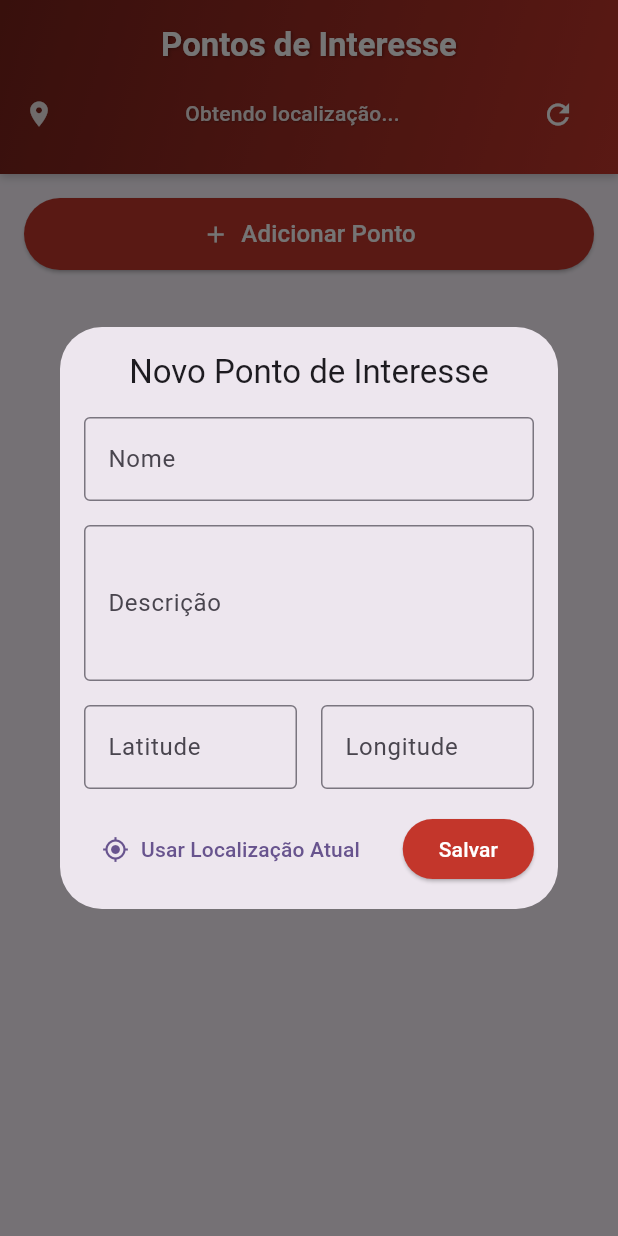
After one commit to jeanarthur/pontos_de_interesse, a Flutter app: the screen it shows after launch, after a tap on "Adicionar Ponto", on a phone screen of 412 x 824 dp. The commit adds this screen. Run offline on Flutter 3.47's test engine with Material 3 defaults, Android fonts, the phone set to English and light mode, and no system bars; our stand-ins replace geolocator, shared_preferences.

Commit message:
adicao telas de listagem e adicao de pontos e seu respectivos services

```diff
--- a/lib/components/header.dart
+++ b/lib/components/header.dart
@@ -4,8 +4,13 @@ import '../services/geolocator_manager.dart';
 
 class Header extends StatefulWidget implements PreferredSizeWidget {
   final String titlePlaceholder;
+  final Function(Position)? onLocationUpdate;
 
-  const Header({super.key, this.titlePlaceholder = 'Pontos de interesse'});
+  const Header({
+    super.key,
+    this.titlePlaceholder = 'Pontos de interesse',
+    this.onLocationUpdate,
+  });
 
   @override
   Size get preferredSize => const Size.fromHeight(120);
@@ -31,6 +36,7 @@ class _HeaderState extends State<Header> {
       setState(() {
         currentPosition = position;
       });
+      widget.onLocationUpdate?.call(position);
     } catch (e) {
       // Você pode adicionar um tratamento de erro mais específico aqui se desejar
       debugPrint('Erro ao obter localização: $e');
--- a/lib/main.dart
+++ b/lib/main.dart
@@ -1,7 +1,12 @@
 import 'package:flutter/material.dart';
-import 'components/header.dart';
+import 'package:shared_preferences/shared_preferences.dart';
+import 'screens/interest_points_screen.dart';
+import 'package:flutter_web_plugins/flutter_web_plugins.dart';
 
-void main() {
+void main() async {
+  WidgetsFlutterBinding.ensureInitialized();
+  usePathUrlStrategy();
+  await SharedPreferences.getInstance();
   runApp(const MyApp());
 }
 
@@ -29,11 +34,6 @@ class Main extends StatefulWidget {
 class _MainState extends State<Main> {
   @override
   Widget build(BuildContext context) {
-    return Scaffold(
-      appBar: Header(
-        titlePlaceholder: 'Pontos de Interesse'
-      ),
-      body: const Center(child: Text('Hello, World!')),
-    );
+    return const InterestPointsScreen();
   }
 }
--- /dev/null
+++ b/lib/screens/interest_points_screen.dart
@@ -0,0 +1,240 @@
+import 'package:flutter/material.dart';
+import '../components/header.dart';
+import '../models/ponto_interesse.dart';
+import '../services/geolocator_manager.dart';
+import 'package:geolocator/geolocator.dart';
+import '../services/interest_points_manager.dart';
+import '../screens/register_point_screen.dart';
+
+class InterestPointsScreen extends StatefulWidget {
+  const InterestPointsScreen({super.key});
+
+  @override
+  State<InterestPointsScreen> createState() => _InterestPointsScreenState();
+}
+
+class _InterestPointsScreenState extends State<InterestPointsScreen> {
+  final GeolocatorManager _geolocatorManager = GeolocatorManager();
+  InterestPointsManager? _pointsManager;
+  Position? _currentPosition;
+  List<PontoInteresse> _pontos = [];
+
+  @override
+  void initState() {
+    super.initState();
+    _initializeApp();
+  }
+
+  Future<void> _initializeApp() async {
+    await _initializeManagers();
+    await _getCurrentLocation();
+  }
+
+  Future<void> _initializeManagers() async {
+    _pointsManager = await InterestPointsManager.create();
+    await _loadPontos();
+  }
+
+  Future<void> _loadPontos() async {
+    if (_pointsManager == null) {
+      debugPrint('PointsManager é nulo em loadPontos!');
+      return;
+    }
+    final pontos = await _pointsManager!.getPontos();
+    debugPrint('Pontos carregados: ${pontos.length}');
+    setState(() {
+      _pontos = pontos;
+    });
+  }
+
+  Future<void> _addPonto(PontoInteresse ponto) async {
+    debugPrint('Tentando adicionar ponto: ${ponto.toString()}');
+    if (_pointsManager == null) {
+      debugPrint('PointsManager é nulo!');
+      return;
+    }
+    final success = await _pointsManager!.addPonto(ponto);
+    debugPrint('Resultado do addPonto: $success');
+    if (success) {
+      await _loadPontos();
+    }
+  }
+
+  Future<void> _removePonto(PontoInteresse ponto) async {
+    if (_pointsManager == null) return;
+    final success = await _pointsManager!.removePonto(ponto);
+    if (success) {
+      await _loadPontos();
+    }
+  }
+
+  Future<void> _getCurrentLocation() async {
+    try {
+      final position = await _geolocatorManager.determinePosition();
+      setState(() {
+        _currentPosition = position;
+      });
+    } catch (e) {
+      debugPrint('Erro ao obter localização: $e');
+    }
+  }
+
+  String _formatDistance(PontoInteresse ponto) {
+    if (_currentPosition == null) {
+      return 'Calculando...';
+    }
+
+    final distance = _geolocatorManager.distanceBetween(
+      _currentPosition!.latitude,
+      _currentPosition!.longitude,
+      ponto.latitude,
+      ponto.longitude,
+    );
+
+    if (distance < 1000) {
+      return '${distance.toStringAsFixed(0)} m';
+    } else {
+      return '${(distance / 1000).toStringAsFixed(1)} km';
+    }
+  }
+
+  @override
+  Widget build(BuildContext context) {
+    return Scaffold(
+      appBar: Header(
+        titlePlaceholder: 'Pontos de Interesse',
+        onLocationUpdate: (Position position) {
+          setState(() {
+            _currentPosition = position;
+          });
+        },
+      ),
+      body: Column(
+        children: [
+          Padding(
+            padding: const EdgeInsets.all(16.0),
+            child: ElevatedButton(
+              onPressed: () async {
+                if (_pointsManager == null) {
+                  await _initializeManagers();
+                }
+
+                final result = await showDialog<PontoInteresse>(
+                  context: context,
+                  builder: (context) => Dialog(
+                    child: RegisterPointScreen(
+                      currentPosition: _currentPosition,
+                    ),
+                  ),
+                );
+
+                if (result != null) {
+                  await _addPonto(result);
+                }
+              },
+              style: ElevatedButton.styleFrom(
+                backgroundColor: Color.lerp(Colors.red, Colors.black, 0.2)!,
+                minimumSize: const Size(double.infinity, 48),
+              ),
+              child: const Row(
+                mainAxisAlignment: MainAxisAlignment.center,
+                children: [
+                  Icon(Icons.add, color: Colors.white),
+                  SizedBox(width: 8),
+                  Text(
+                    'Adicionar Ponto',
+                    style: TextStyle(color: Colors.white, fontSize: 16),
+                  ),
+                ],
+              ),
+            ),
+          ),
+          Expanded(
+            child: ListView.builder(
+              padding: const EdgeInsets.symmetric(horizontal: 16.0),
+              itemCount: _pontos.length,
+              itemBuilder: (context, index) {
+                final ponto = _pontos[index];
+                return Dismissible(
+                  key: Key(ponto.toString()),
+                  background: Container(
+                    color: Colors.red,
+                    alignment: Alignment.centerRight,
+                    padding: const EdgeInsets.only(right: 16.0),
+                    child: const Icon(Icons.delete, color: Colors.white),
+                  ),
+                  direction: DismissDirection.endToStart,
+                  onDismissed: (direction) => _removePonto(ponto),
+                  child: Card(
+                    margin: const EdgeInsets.only(bottom: 16.0),
+                    child: Padding(
+                      padding: const EdgeInsets.all(16.0),
+                      child: Column(
+                        crossAxisAlignment: CrossAxisAlignment.start,
+                        children: [
+                          Row(
+                            mainAxisAlignment: MainAxisAlignment.spaceBetween,
+                            children: [
+                              Expanded(
+                                child: Text(
+                                  ponto.nome,
+                                  style: const TextStyle(
+                                    fontSize: 18,
+                                    fontWeight: FontWeight.bold,
+                                  ),
+                                  textAlign: TextAlign.center,
+                                ),
+                              ),
+                              IconButton(
+                                icon: const Icon(Icons.delete, color: Colors.red),
+                                onPressed: () => _removePonto(ponto),
+                                padding: EdgeInsets.zero,
+                                constraints: const BoxConstraints(),
+                                splashRadius: 20,
+                              ),
+                            ],
+                          ),
+                          const SizedBox(height: 8),
+                          Row(
+                            children: [
+                              Expanded(
+                                child: Text(
+                                  'Latitude: ${ponto.latitude}',
+                                  style: const TextStyle(fontSize: 14),
+                                ),
+                              ),
+                              Expanded(
+                                child: Text(
+                                  'Longitude: ${ponto.longitude}',
+                                  style: const TextStyle(fontSize: 14),
+                                ),
+                              ),
+                            ],
+                          ),
+                          const SizedBox(height: 8),
+                          Text(
+                            ponto.descricao,
+                            style: const TextStyle(fontSize: 14),
+                          ),
+                          const SizedBox(height: 8),
+                          Text(
+                            'Distância: ${_formatDistance(ponto)}',
+                            style: TextStyle(
+                              fontSize: 14,
+                              color: Colors.red,
+                              fontWeight: FontWeight.bold,
+                            ),
+                          ),
+                        ],
+                      ),
+                    ),
+                  ),
+                );
+              },
+            ),
+          ),
+        ],
+      ),
+    );
+  }
+}
--- /dev/null
+++ b/lib/screens/register_point_screen.dart
@@ -0,0 +1,177 @@
+import 'package:flutter/material.dart';
+import '../models/ponto_interesse.dart';
+import '../services/geolocator_manager.dart';
+import 'package:geolocator/geolocator.dart';
+
+class RegisterPointScreen extends StatefulWidget {
+  final Position? currentPosition;
+
+  const RegisterPointScreen({super.key, this.currentPosition});
+
+  @override
+  State<RegisterPointScreen> createState() => _RegisterPointScreenState();
+}
+
+class _RegisterPointScreenState extends State<RegisterPointScreen> {
+  final _formKey = GlobalKey<FormState>();
+  final _nomeController = TextEditingController();
+  final _descricaoController = TextEditingController();
+  final _latitudeController = TextEditingController();
+  final _longitudeController = TextEditingController();
+  final GeolocatorManager _geolocatorManager = GeolocatorManager();
+
+  @override
+  void initState() {
+    super.initState();
+  }
+
+  @override
+  void dispose() {
+    _nomeController.dispose();
+    _descricaoController.dispose();
+    _latitudeController.dispose();
+    _longitudeController.dispose();
+    super.dispose();
+  }
+
+  Future<void> _useCurrentLocation() async {
+    try {
+      final position = await _geolocatorManager.determinePosition();
+      setState(() {
+        _latitudeController.text = position.latitude.toString();
+        _longitudeController.text = position.longitude.toString();
+      });
+    } catch (e) {
+      debugPrint('Erro ao obter localização: $e');
+    }
+  }
+
+  void _submitForm() {
+    if (_formKey.currentState!.validate()) {
+      final ponto = PontoInteresse(
+        _nomeController.text,
+        _descricaoController.text,
+        double.parse(_latitudeController.text),
+        double.parse(_longitudeController.text),
+      );
+      debugPrint('Ponto criado: ${ponto.toString()}');
+      Navigator.pop(context, ponto);
+    }
+  }
+
+  @override
+  Widget build(BuildContext context) {
+    return Container(
+      padding: EdgeInsets.only(
+        bottom: MediaQuery.of(context).viewInsets.bottom,
+      ),
+      child: Padding(
+        padding: const EdgeInsets.all(16.0),
+        child: Form(
+          key: _formKey,
+          child: Column(
+            mainAxisSize: MainAxisSize.min,
+            children: [
+              Text(
+                'Novo Ponto de Interesse',
+                style: Theme.of(context).textTheme.titleLarge,
+              ),
+              const SizedBox(height: 16),
+              TextFormField(
+                controller: _nomeController,
+                decoration: const InputDecoration(
+                  labelText: 'Nome',
+                  border: OutlineInputBorder(),
+                ),
+                validator: (value) {
+                  if (value == null || value.isEmpty) {
+                    return 'Por favor, insira um nome';
+                  }
+                  return null;
+                },
+              ),
+              const SizedBox(height: 16),
+              TextFormField(
+                controller: _descricaoController,
+                decoration: const InputDecoration(
+                  labelText: 'Descrição',
+                  border: OutlineInputBorder(),
+                ),
+                maxLines: 3,
+                validator: (value) {
+                  if (value == null || value.isEmpty) {
+                    return 'Por favor, insira uma descrição';
+                  }
+                  return null;
+                },
+              ),
+              const SizedBox(height: 16),
+              Row(
+                children: [
+                  Expanded(
+                    child: TextFormField(
+                      controller: _latitudeController,
+                      decoration: const InputDecoration(
+                        labelText: 'Latitude',
+                        border: OutlineInputBorder(),
+                      ),
+                      keyboardType: TextInputType.number,
+                      validator: (value) {
+                        if (value == null || value.isEmpty) {
+                          return 'Insira a latitude';
+                        }
+                        return null;
+                      },
+                    ),
+                  ),
+                  const SizedBox(width: 16),
+                  Expanded(
+                    child: TextFormField(
+                      controller: _longitudeController,
+                      decoration: const InputDecoration(
+                        labelText: 'Longitude',
+                        border: OutlineInputBorder(),
+                      ),
+                      keyboardType: TextInputType.number,
+                      validator: (value) {
+                        if (value == null || value.isEmpty) {
+                          return 'Insira a longitude';
+                        }
+                        return null;
+                      },
+                    ),
+                  ),
+                ],
+              ),
+              const SizedBox(height: 16),
+              Row(
+                mainAxisAlignment: MainAxisAlignment.spaceBetween,
+                children: [
+                  TextButton.icon(
+                    onPressed: _useCurrentLocation,
+                    icon: const Icon(Icons.my_location),
+                    label: const Text('Usar Localização Atual'),
+                  ),
+                  ElevatedButton(
+                    onPressed: _submitForm,
+                    style: ElevatedButton.styleFrom(
+                      backgroundColor: Color.lerp(
+                        Colors.red,
+                        Colors.black,
+                        0.2,
+                      ),
+                    ),
+                    child: const Text(
+                      'Salvar',
+                      style: TextStyle(color: Colors.white),
+                    ),
+                  ),
+                ],
+              ),
+            ],
+          ),
+        ),
+      ),
+    );
+  }
+}
--- /dev/null
+++ b/lib/services/interest_points_manager.dart
@@ -0,0 +1,106 @@
+import 'dart:convert';
+import 'package:shared_preferences/shared_preferences.dart';
+import '../models/ponto_interesse.dart';
+import 'package:flutter/foundation.dart';
+
+class InterestPointsManager {
+  static const String _storageKey = 'pontos_interesse';
+  final SharedPreferences _prefs;
+
+  InterestPointsManager(this._prefs);
+
+  static Future<InterestPointsManager> create() async {
+    final prefs = await SharedPreferences.getInstance();
+    return InterestPointsManager(prefs);
+  }
+
+  Future<List<PontoInteresse>> getPontos() async {
+    try {
+      final String? pontosJson = _prefs.getString(_storageKey);
+      if (pontosJson == null) return [];
+
+      final List<dynamic> decodedList = json.decode(pontosJson);
+      return decodedList
+          .map(
+            (item) => PontoInteresse(
+              item['nome'],
+              item['descricao'],
+              item['latitude'],
+              item['longitude'],
+            ),
+          )
+          .toList();
+    } catch (e) {
+      print('Erro ao carregar pontos: $e');
+      return [];
+    }
+  }
+
+  Future<bool> addPonto(PontoInteresse ponto) async {
+    try {
+      final pontos = await getPontos();
+      debugPrint('Pontos existentes: ${pontos.length}');
+      pontos.add(ponto);
+
+      final List<Map<String, dynamic>> encodedList =
+          pontos
+              .map(
+                (ponto) => {
+                  'nome': ponto.nome,
+                  'descricao': ponto.descricao,
+                  'latitude': ponto.latitude,
+                  'longitude': ponto.longitude,
+                },
+              )
+              .toList();
+
+      final result = await _prefs.setString(
+        _storageKey,
+        json.encode(encodedList),
+      );
+      debugPrint('Resultado do save: $result');
+      return result;
+    } catch (e) {
+      debugPrint('Erro ao salvar ponto: $e');
+      return false;
+    }
+  }
+
+  Future<bool> removePonto(PontoInteresse ponto) async {
+    try {
+      final pontos = await getPontos();
+      pontos.removeWhere(
+        (p) =>
+            p.nome == ponto.nome &&
+            p.latitude == ponto.latitude &&
+            p.longitude == ponto.longitude,
+      );
+
+      final List<Map<String, dynamic>> encodedList =
+          pontos
+              .map(
+                (ponto) => {
+                  'nome': ponto.nome,
+                  'descricao': ponto.descricao,
+                  'latitude': ponto.latitude,
+                  'longitude': ponto.longitude,
+                },
+              )
+              .toList();
+
+      return await _prefs.setString(_storageKey, json.encode(encodedList));
+    } catch (e) {
+      print('Erro ao remover ponto: $e');
+      return false;
+    }
+  }
+
+  Future<bool> clearPontos() async {
+    try {
+      return await _prefs.remove(_storageKey);
+    } catch (e) {
+      print('Erro ao limpar pontos: $e');
+      return false;
+    }
+  }
+}
--- a/pubspec.yaml
+++ b/pubspec.yaml
@@ -35,6 +35,10 @@ dependencies:
   # Use with the CupertinoIcons class for iOS style icons.
   cupertino_icons: ^1.0.8
   geolocator: ^14.0.0
+  shared_preferences: ^2.5.3
+  shared_preferences_web: ^2.2.2
+  flutter_web_plugins:
+    sdk: flutter
 
 dev_dependencies:
   flutter_test:
```
Also changed, not shown: pubspec.lock, 1 other file.
